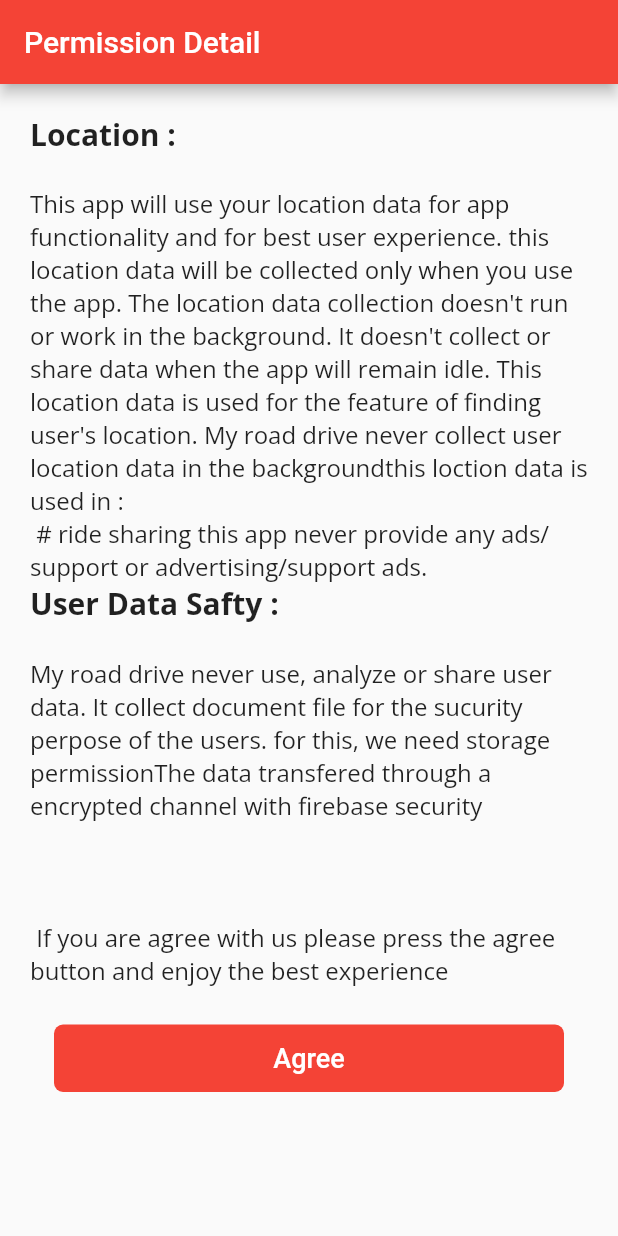
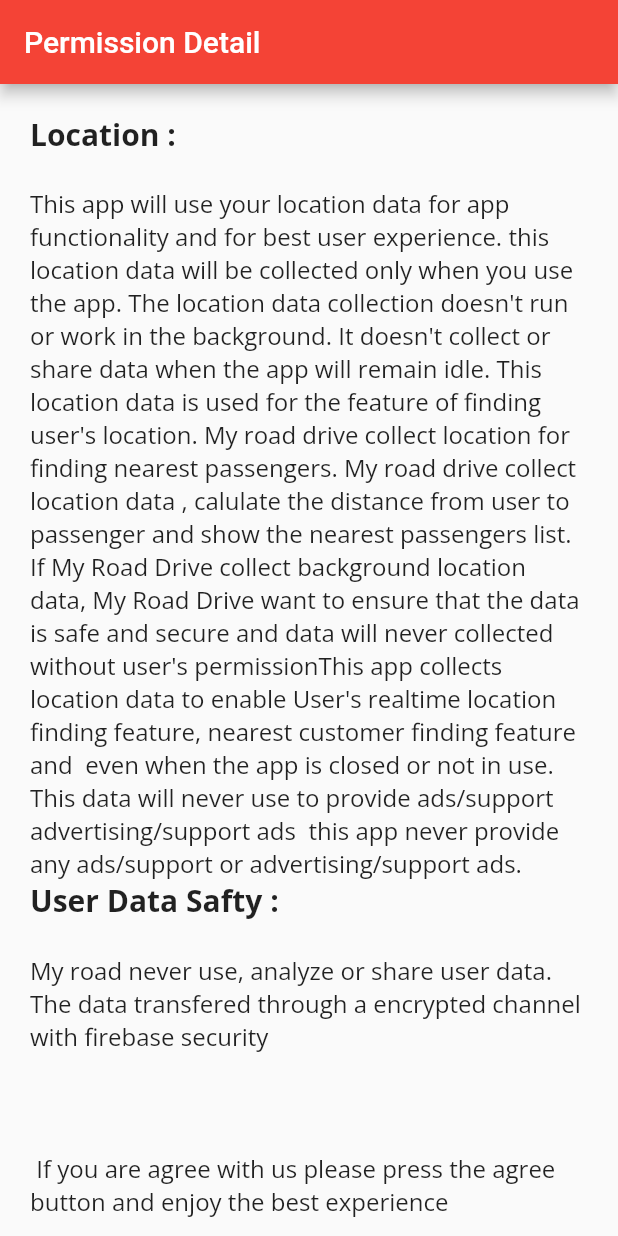
Before and after one commit to gblbd/myroad_drive, a Flutter app: the screen it shows after launch, on a phone screen of 412 x 824 dp. Run offline on Flutter 3.47's test engine with Material 2 defaults, Android fonts, the phone set to English and light mode, and no system bars; our stand-ins replace animated_splash_screen, babstrap_settings_screen, file_picker, firebase_auth, firebase_core, firebase_database and 14 more; missing offline and left inert: flutter_document_picker; accounts and stored records are empty.

Commit message:
nafim publish done 12:57 pm 06/07/2023

```diff
--- a/lib/permission_detail.dart
+++ b/lib/permission_detail.dart
@@ -4,7 +4,7 @@ import 'package:flutter/cupertino.dart';
 import 'package:flutter/material.dart';
 import 'package:google_fonts/google_fonts.dart';
 
-import 'LoginScreen.dart';
+//import 'LoginScreen.dart';
 import 'WelcomeScreen.dart';
 
 //import 'LoginWithPhoneNum.dart';
@@ -23,6 +23,8 @@ class PermissionDetail extends StatelessWidget{
           child: Column(
             crossAxisAlignment: CrossAxisAlignment.start,
             children: [
+
+
               Text("Location : ",
 
                 style: GoogleFonts.openSans(
@@ -37,8 +39,13 @@ class PermissionDetail extends StatelessWidget{
                   " The location data collection doesn't run or work in the background. "
                   "It doesn't collect or share data when the app will remain idle. "
                   "This location data is used for the feature of finding user's location."
-                  " My road drive never collect user location data in the background"
-                  "this loction data is used in : \n # ride sharing "
+                  " My road drive collect location for finding nearest passengers. My road drive collect location data ,"
+                  " calulate the distance from user to passenger and show the nearest passengers list"
+                  ". If My Road Drive collect background location data, My Road Drive"
+                  " want to ensure that the data is safe and secure and data will never collected without user's permission"
+                  "This app collects"
+                  " location data to enable User's realtime location finding feature, nearest customer finding feature and  even when the app"
+                  " is closed or not in use. This data will never use to provide ads/support advertising/support ads  "
                   "this app never provide any ads/support or advertising/support ads.",
 
                 style: GoogleFonts.openSans(
@@ -47,8 +54,6 @@ class PermissionDetail extends StatelessWidget{
                 ),
 
               ),
-
-
               Text("User Data Safty :",
 
                 style: GoogleFonts.openSans(
@@ -57,9 +62,7 @@ class PermissionDetail extends StatelessWidget{
                 ),
 
               ),
-
-              Text("\nMy road drive never use, analyze or share user data. It collect document file for the sucurity perpose of the users."
-                  " for this, we need storage permission"
+              Text("\nMy road never use, analyze or share user data. "
                   "The data transfered through a encrypted channel with firebase security \n\n\n\n If you are agree with us please press the agree button and enjoy the best experience",
 
                 style: GoogleFonts.openSans(
@@ -68,10 +71,7 @@ class PermissionDetail extends StatelessWidget{
                 ),
 
               ),
-
               SizedBox(height: 25,),
-
-
               Center(
                 child: Padding(
                   padding: const EdgeInsets.only(left: 16,right: 16),
--- a/pubspec.yaml
+++ b/pubspec.yaml
@@ -16,7 +16,7 @@ publish_to: 'none' # Remove this line if you wish to publish to pub.dev
 # https://developer.apple.com/library/archive/documentation/General/Reference/InfoPlistKeyReference/Articles/CoreFoundationKeys.html
 # In Windows, build-name is used as the major, minor, and patch parts
 # of the product and file versions while build-number is used as the build suffix.
-version: 1.0.6+7
+version: 1.0.8+9
 
 environment:
   sdk: '>=2.19.6 <3.0.0'
```
Also changed, not shown: lib/about_us.dart (+49 -21 lines).
